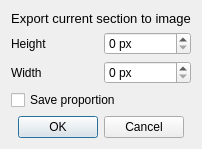
This is Editor/saveimage.ui in WohlSoft/Moondust-Project as Qt 5 draws it before an edit. The edited form follows.
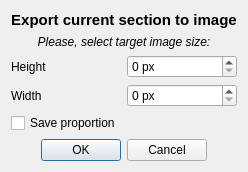
This is the edited form. Icons and pictures are not drawn.

Diff of the .ui file:
```diff
--- a/Editor/saveimage.ui
+++ b/Editor/saveimage.ui
@@ -6,8 +6,8 @@
    <rect>
     <x>0</x>
     <y>0</y>
-    <width>279</width>
-    <height>137</height>
+    <width>300</width>
+    <height>156</height>
    </rect>
   </property>
   <property name="font">
@@ -34,23 +34,29 @@
        <verstretch>0</verstretch>
       </sizepolicy>
      </property>
+     <property name="font">
+      <font>
+       <pointsize>11</pointsize>
+       <weight>75</weight>
+       <bold>true</bold>
+      </font>
+     </property>
      <property name="text">
-      <string>&lt;!DOCTYPE HTML PUBLIC &quot;-//W3C//DTD HTML 4.0//EN&quot; &quot;http://www.w3.org/TR/REC-html40/strict.dtd&quot;&gt;
-&lt;html&gt;&lt;head&gt;&lt;meta name=&quot;qrichtext&quot; content=&quot;1&quot; /&gt;&lt;style type=&quot;text/css&quot;&gt;
-p, li { white-space: pre-wrap; }
-&lt;/style&gt;&lt;/head&gt;&lt;body style=&quot; font-family:'MS Shell Dlg 2'; font-size:8.25pt; font-weight:400; font-style:normal;&quot;&gt;
-&lt;p align=&quot;center&quot; style=&quot; margin-top:0px; margin-bottom:0px; margin-left:0px; margin-right:0px; -qt-block-indent:0; text-indent:0px;&quot;&gt;&lt;span style=&quot; font-size:10pt;&quot;&gt;Export current section to image&lt;/span&gt;&lt;/p&gt;&lt;/body&gt;&lt;/html&gt;</string>
+      <string>Export current section to image</string>
+     </property>
+     <property name="alignment">
+      <set>Qt::AlignCenter</set>
      </property>
     </widget>
    </item>
-   <item row="1" column="0">
+   <item row="2" column="0">
     <widget class="QLabel" name="label_2">
      <property name="text">
       <string>Height</string>
      </property>
     </widget>
    </item>
-   <item row="1" column="1">
+   <item row="2" column="1">
     <widget class="QSpinBox" name="imgHeight">
      <property name="suffix">
       <string> px</string>
@@ -60,14 +66,14 @@
      </property>
     </widget>
    </item>
-   <item row="2" column="0">
+   <item row="3" column="0">
     <widget class="QLabel" name="label_3">
      <property name="text">
       <string>Width</string>
      </property>
     </widget>
    </item>
-   <item row="2" column="1">
+   <item row="3" column="1">
     <widget class="QSpinBox" name="imgWidth">
      <property name="suffix">
       <string> px</string>
@@ -77,14 +83,14 @@
      </property>
     </widget>
    </item>
-   <item row="3" column="0" colspan="2">
+   <item row="4" column="0" colspan="2">
     <widget class="QCheckBox" name="SaveProportion">
      <property name="text">
       <string>Save proportion</string>
      </property>
     </widget>
    </item>
-   <item row="4" column="0" colspan="2">
+   <item row="5" column="0" colspan="2">
     <widget class="QDialogButtonBox" name="buttonBox">
      <property name="standardButtons">
       <set>QDialogButtonBox::Cancel|QDialogButtonBox::Ok</set>
@@ -94,6 +100,21 @@
      </property>
     </widget>
    </item>
+   <item row="1" column="0" colspan="2">
+    <widget class="QLabel" name="label_4">
+     <property name="font">
+      <font>
+       <italic>true</italic>
+      </font>
+     </property>
+     <property name="text">
+      <string>Please, select target image size:</string>
+     </property>
+     <property name="alignment">
+      <set>Qt::AlignCenter</set>
+     </property>
+    </widget>
+   </item>
   </layout>
  </widget>
  <resources>
```
